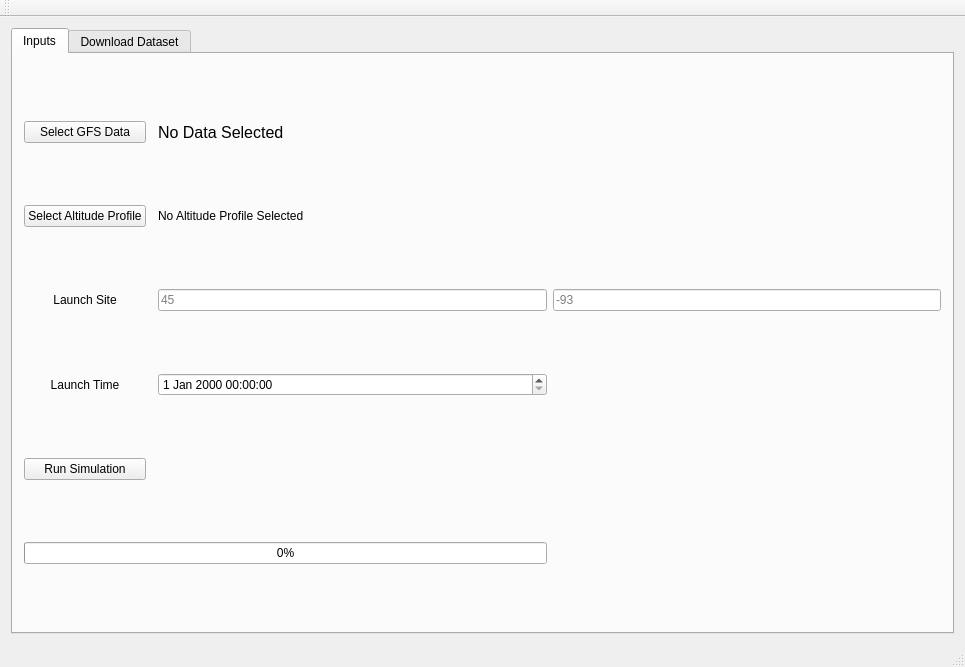
The window that GUI Files/mainwindow.ui (MNSGC-Ballooning/GFS-Predictions) describes before a commit, drawn with Qt 5.
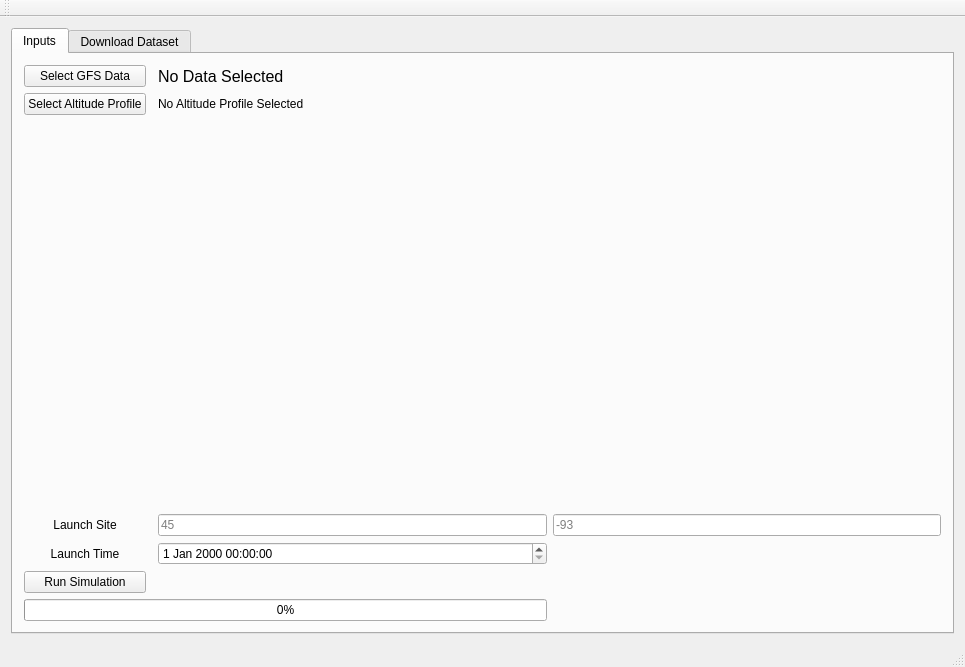
The same window after the commit. The open tabs and pages were chosen to show the change.

Commit message: Added Altitude Profile Visualization

Diff of the .ui file:
```diff
--- a/GUI Files/mainwindow.ui
+++ b/GUI Files/mainwindow.ui
@@ -28,31 +28,14 @@
         <string>Inputs</string>
        </attribute>
        <layout class="QGridLayout" name="gridLayout_2">
-        <item row="0" column="0">
-         <widget class="QPushButton" name="getGFSDataFile">
+        <item row="8" column="0">
+         <widget class="QPushButton" name="runSimulationButton">
           <property name="text">
-           <string>Select GFS Data</string>
+           <string>Run Simulation</string>
           </property>
          </widget>
         </item>
-        <item row="3" column="0">
-         <widget class="QLabel" name="launchSiteLabel">
-          <property name="text">
-           <string>Launch Site</string>
-          </property>
-          <property name="alignment">
-           <set>Qt::AlignCenter</set>
-          </property>
-         </widget>
-        </item>
-        <item row="1" column="2">
-         <widget class="QLabel" name="altProfileLabel">
-          <property name="text">
-           <string>No Altitude Profile Selected</string>
-          </property>
-         </widget>
-        </item>
-        <item row="8" column="0" colspan="3">
+        <item row="9" column="0" colspan="3">
          <widget class="QProgressBar" name="simulationProgress">
           <property name="sizePolicy">
            <sizepolicy hsizetype="Preferred" vsizetype="Fixed">
@@ -72,27 +55,30 @@
           </property>
          </widget>
         </item>
-        <item row="7" column="0">
-         <widget class="QPushButton" name="runSimulationButton">
+        <item row="5" column="2">
+         <widget class="QDateTimeEdit" name="launchDateTimeEntry"/>
+        </item>
+        <item row="5" column="0">
+         <widget class="QLabel" name="launchTimeLabel">
           <property name="text">
-           <string>Run Simulation</string>
+           <string>Launch Time</string>
           </property>
+          <property name="alignment">
+           <set>Qt::AlignCenter</set>
+          </property>
          </widget>
         </item>
-        <item row="3" column="2">
-         <widget class="QLineEdit" name="latEntryBox">
-          <property name="sizePolicy">
-           <sizepolicy hsizetype="Preferred" vsizetype="Fixed">
-            <horstretch>0</horstretch>
-            <verstretch>0</verstretch>
-           </sizepolicy>
+        <item row="4" column="0">
+         <widget class="QLabel" name="launchSiteLabel">
+          <property name="text">
+           <string>Launch Site</string>
           </property>
-          <property name="placeholderText">
-           <string>45</string>
+          <property name="alignment">
+           <set>Qt::AlignCenter</set>
           </property>
          </widget>
         </item>
-        <item row="3" column="3">
+        <item row="4" column="3">
          <widget class="QLineEdit" name="lonEntryBox">
           <property name="placeholderText">
            <string>-93</string>
@@ -117,18 +103,35 @@
           </property>
          </widget>
         </item>
-        <item row="4" column="0">
-         <widget class="QLabel" name="launchTimeLabel">
+        <item row="1" column="2">
+         <widget class="QLabel" name="altProfileLabel">
           <property name="text">
-           <string>Launch Time</string>
-          </property>
-          <property name="alignment">
-           <set>Qt::AlignCenter</set>
+           <string>No Altitude Profile Selected</string>
           </property>
          </widget>
         </item>
         <item row="4" column="2">
-         <widget class="QDateTimeEdit" name="launchDateTimeEntry"/>
+         <widget class="QLineEdit" name="latEntryBox">
+          <property name="sizePolicy">
+           <sizepolicy hsizetype="Preferred" vsizetype="Fixed">
+            <horstretch>0</horstretch>
+            <verstretch>0</verstretch>
+           </sizepolicy>
+          </property>
+          <property name="placeholderText">
+           <string>45</string>
+          </property>
+         </widget>
+        </item>
+        <item row="0" column="0">
+         <widget class="QPushButton" name="getGFSDataFile">
+          <property name="text">
+           <string>Select GFS Data</string>
+          </property>
+         </widget>
+        </item>
+        <item row="2" column="0" colspan="4">
+         <widget class="QWidget" name="altProfileWidget" native="true"/>
         </item>
        </layout>
       </widget>
```
Left out of the diff: 2 changed lines with no effect on the pictures. The commit also changes 10 other files.
